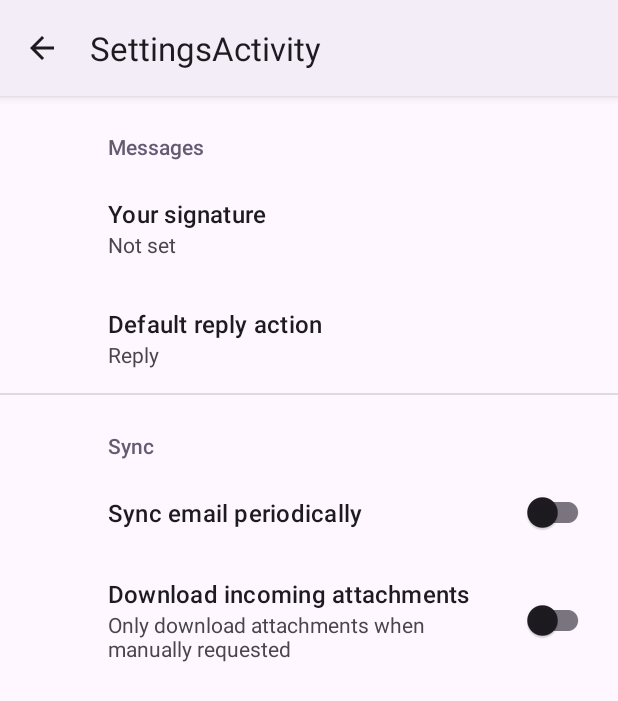
After one commit to AppForge-MP/Final_Project, an Android app: the SettingsActivity screen opened directly, with no data from a screen before it, on a phone screen of 412 x 824 dp. The commit adds this screen. Shown: the top 701 px of the screen. Run offline under Robolectric (Android 15) with nearby library versions, the phone set to English and light mode, and no system bars; our stand-ins replace androidx.preference.

Commit message:
Action Bar Updated with Search & Settings

```diff
--- a/app/build.gradle.kts
+++ b/app/build.gradle.kts
@@ -42,6 +42,7 @@ dependencies {
     implementation(libs.material)
     implementation(libs.androidx.activity)
     implementation(libs.androidx.constraintlayout)
+    implementation(libs.androidx.preference)
     testImplementation(libs.junit)
     androidTestImplementation(libs.androidx.junit)
     androidTestImplementation(libs.androidx.espresso.core)
--- a/app/src/main/AndroidManifest.xml
+++ b/app/src/main/AndroidManifest.xml
@@ -12,6 +12,10 @@
         android:supportsRtl="true"
         android:theme="@style/Theme.Welly">
         <activity
+            android:name=".SettingsActivity"
+            android:exported="false"
+            android:label="@string/title_activity_settings" />
+        <activity
             android:name=".MainActivity"
             android:exported="true">
             <intent-filter>
--- /dev/null
+++ b/app/src/main/java/com/example/welly/SettingsActivity.kt
@@ -0,0 +1,35 @@
+package com.example.welly
+
+import android.os.Bundle
+import android.view.MenuItem
+import androidx.appcompat.app.AppCompatActivity
+import androidx.preference.PreferenceFragmentCompat
+
+class SettingsActivity : AppCompatActivity() {
+
+    override fun onCreate(savedInstanceState: Bundle?) {
+        super.onCreate(savedInstanceState)
+        setContentView(R.layout.settings_activity)
+        if (savedInstanceState == null) {
+            supportFragmentManager
+                .beginTransaction()
+                .replace(R.id.settings, SettingsFragment())
+                .commit()
+        }
+        supportActionBar?.setDisplayHomeAsUpEnabled(true)
+    }
+    override fun onOptionsItemSelected(item: MenuItem): Boolean {
+        if (item.itemId == android.R.id.home) {
+            // Closes this Activity and returns to the calling Activity (MainActivity)
+            onBackPressed() // A more modern way than just finish()
+            return true
+        }
+        return super.onOptionsItemSelected(item)
+    }
+
+    class SettingsFragment : PreferenceFragmentCompat() {
+        override fun onCreatePreferences(savedInstanceState: Bundle?, rootKey: String?) {
+            setPreferencesFromResource(R.xml.root_preferences, rootKey)
+        }
+    }
+}
--- /dev/null
+++ b/app/src/main/res/drawable/baseline_settings_24.xml
@@ -0,0 +1,5 @@
+<vector xmlns:android="http://schemas.android.com/apk/res/android" android:height="24dp" android:tint="#000000" android:viewportHeight="24" android:viewportWidth="24" android:width="24dp">
+
+    <path android:fillColor="@android:color/white" android:pathData="M19.14,12.94c0.04,-0.3 0.06,-0.61 0.06,-0.94c0,-0.32 -0.02,-0.64 -0.07,-0.94l2.03,-1.58c0.18,-0.14 0.23,-0.41 0.12,-0.61l-1.92,-3.32c-0.12,-0.22 -0.37,-0.29 -0.59,-0.22l-2.39,0.96c-0.5,-0.38 -1.03,-0.7 -1.62,-0.94L14.4,2.81c-0.04,-0.24 -0.24,-0.41 -0.48,-0.41h-3.84c-0.24,0 -0.43,0.17 -0.47,0.41L9.25,5.35C8.66,5.59 8.12,5.92 7.63,6.29L5.24,5.33c-0.22,-0.08 -0.47,0 -0.59,0.22L2.74,8.87C2.62,9.08 2.66,9.34 2.86,9.48l2.03,1.58C4.84,11.36 4.8,11.69 4.8,12s0.02,0.64 0.07,0.94l-2.03,1.58c-0.18,0.14 -0.23,0.41 -0.12,0.61l1.92,3.32c0.12,0.22 0.37,0.29 0.59,0.22l2.39,-0.96c0.5,0.38 1.03,0.7 1.62,0.94l0.36,2.54c0.05,0.24 0.24,0.41 0.48,0.41h3.84c0.24,0 0.44,-0.17 0.47,-0.41l0.36,-2.54c0.59,-0.24 1.13,-0.56 1.62,-0.94l2.39,0.96c0.22,0.08 0.47,0 0.59,-0.22l1.92,-3.32c0.12,-0.22 0.07,-0.47 -0.12,-0.61L19.14,12.94zM12,15.6c-1.98,0 -3.6,-1.62 -3.6,-3.6s1.62,-3.6 3.6,-3.6s3.6,1.62 3.6,3.6S13.98,15.6 12,15.6z"/>
+
+</vector>
--- a/app/src/main/res/layout/activity_main.xml
+++ b/app/src/main/res/layout/activity_main.xml
@@ -10,7 +10,7 @@
     <TextView
         android:layout_width="wrap_content"
         android:layout_height="wrap_content"
-        android:text="Hello World!"
+        android:text="Dailey Quotes!"
         app:layout_constraintBottom_toBottomOf="parent"
         app:layout_constraintEnd_toEndOf="parent"
         app:layout_constraintStart_toStartOf="parent"
--- /dev/null
+++ b/app/src/main/res/layout/settings_activity.xml
@@ -0,0 +1,9 @@
+<LinearLayout xmlns:android="http://schemas.android.com/apk/res/android"
+    android:layout_width="match_parent"
+    android:layout_height="match_parent">
+
+    <FrameLayout
+        android:id="@+id/settings"
+        android:layout_width="match_parent"
+        android:layout_height="match_parent" />
+</LinearLayout>
--- a/app/src/main/res/values-night/themes.xml
+++ b/app/src/main/res/values-night/themes.xml
@@ -1,6 +1,6 @@
 <resources xmlns:tools="http://schemas.android.com/tools">
     <!-- Base application theme. -->
-    <style name="Base.Theme.Welly" parent="Theme.Material3.DayNight.NoActionBar">
+    <style name="Base.Theme.Welly" parent="Theme.Material3.DayNight">
         <!-- Customize your dark theme here. -->
         <!-- <item name="colorPrimary">@color/my_dark_primary</item> -->
     </style>
--- /dev/null
+++ b/app/src/main/res/values/arrays.xml
@@ -0,0 +1,12 @@
+<resources>
+    <!-- Reply Preference -->
+    <string-array name="reply_entries">
+        <item>Reply</item>
+        <item>Reply to all</item>
+    </string-array>
+
+    <string-array name="reply_values">
+        <item>reply</item>
+        <item>reply_all</item>
+    </string-array>
+</resources>
--- a/app/src/main/res/values/strings.xml
+++ b/app/src/main/res/values/strings.xml
@@ -1,3 +1,19 @@
 <resources>
     <string name="app_name">Welly</string>
+    <string name="title_activity_settings">SettingsActivity</string>
+
+    <!-- Preference Titles -->
+    <string name="messages_header">Messages</string>
+    <string name="sync_header">Sync</string>
+
+    <!-- Messages Preferences -->
+    <string name="signature_title">Your signature</string>
+    <string name="reply_title">Default reply action</string>
+
+    <!-- Sync Preferences -->
+    <string name="sync_title">Sync email periodically</string>
+    <string name="attachment_title">Download incoming attachments</string>
+    <string name="attachment_summary_on">Automatically download attachments for incoming emails
+    </string>
+    <string name="attachment_summary_off">Only download attachments when manually requested</string>
 </resources>
--- a/app/src/main/res/values/themes.xml
+++ b/app/src/main/res/values/themes.xml
@@ -1,6 +1,6 @@
 <resources xmlns:tools="http://schemas.android.com/tools">
     <!-- Base application theme. -->
-    <style name="Base.Theme.Welly" parent="Theme.Material3.DayNight.NoActionBar">
+    <style name="Base.Theme.Welly" parent="Theme.Material3.DayNight">
         <!-- Customize your light theme here. -->
         <!-- <item name="colorPrimary">@color/my_light_primary</item> -->
     </style>
--- /dev/null
+++ b/app/src/main/res/xml/root_preferences.xml
@@ -0,0 +1,35 @@
+<PreferenceScreen xmlns:app="http://schemas.android.com/apk/res-auto">
+
+    <PreferenceCategory app:title="@string/messages_header">
+
+        <EditTextPreference
+            app:key="signature"
+            app:title="@string/signature_title"
+            app:useSimpleSummaryProvider="true" />
+
+        <ListPreference
+            app:defaultValue="reply"
+            app:entries="@array/reply_entries"
+            app:entryValues="@array/reply_values"
+            app:key="reply"
+            app:title="@string/reply_title"
+            app:useSimpleSummaryProvider="true" />
+
+    </PreferenceCategory>
+
+    <PreferenceCategory app:title="@string/sync_header">
+
+        <SwitchPreferenceCompat
+            app:key="sync"
+            app:title="@string/sync_title" />
+
+        <SwitchPreferenceCompat
+            app:dependency="sync"
+            app:key="attachment"
+            app:summaryOff="@string/attachment_summary_off"
+            app:summaryOn="@string/attachment_summary_on"
+            app:title="@string/attachment_title" />
+
+    </PreferenceCategory>
+
+</PreferenceScreen>
--- a/gradle/libs.versions.toml
+++ b/gradle/libs.versions.toml
@@ -9,6 +9,7 @@ appcompat = "1.7.1"
 material = "1.13.0"
 activity = "1.11.0"
 constraintlayout = "2.2.1"
+preference = "1.2.0"
 
 [libraries]
 androidx-core-ktx = { group = "androidx.core", name = "core-ktx", version.ref = "coreKtx" }
@@ -19,6 +20,7 @@ androidx-appcompat = { group = "androidx.appcompat", name = "appcompat", version
 material = { group = "com.google.android.material", name = "material", version.ref = "material" }
 androidx-activity = { group = "androidx.activity", name = "activity", version.ref = "activity" }
 androidx-constraintlayout = { group = "androidx.constraintlayout", name = "constraintlayout", version.ref = "constraintlayout" }
+androidx-preference = { group = "androidx.preference", name = "preference", version.ref = "preference" }
 
 [plugins]
 android-application = { id = "com.android.application", version.ref = "agp" }
```
Also changed, not shown: app/src/main/java/com/example/welly/MainActivity.kt (+26 -2 lines), app/src/main/res/menu/toolbar_menu.xml (added, +17 -0 lines), app/src/main/res/drawable/search.png (added), app/src/main/res/drawable/setting.png (added).
